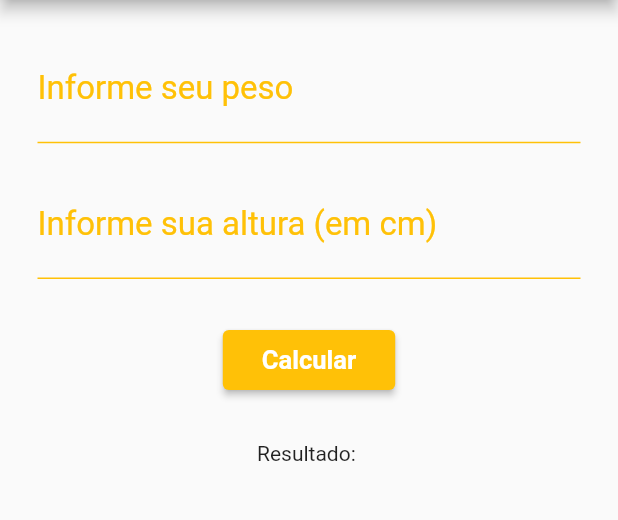
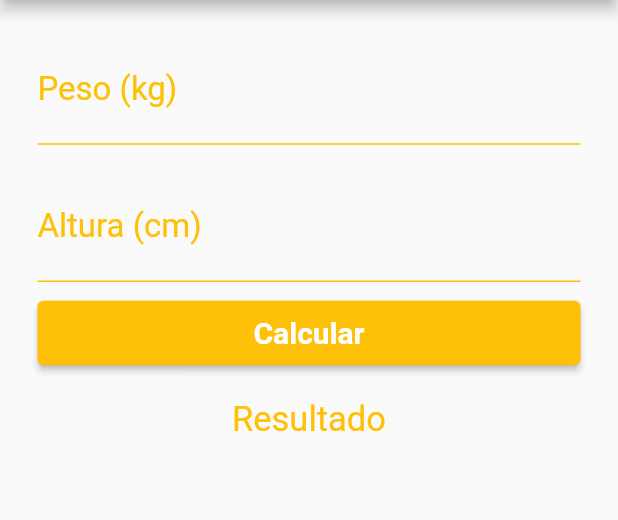
Before and after one commit to IIDixon/Calculadora-IMC, a Flutter app: the screen it shows after launch, after a tap on the "restart alt" icon, on a phone screen of 412 x 824 dp, the part 84-604 px from its top. Run offline on Flutter 3.47's test engine with Material 2 defaults, Android fonts, the phone set to English and light mode, and no system bars.

Commit message:
Reformulação do botão e separação do home_page.dart do main.dart

```diff
--- a/lib/main.dart
+++ b/lib/main.dart
@@ -1,3 +1,4 @@
+import 'package:calculadora_imc/pages/home_page.dart';
 import 'package:flutter/material.dart';
 
 void main() {
@@ -14,136 +15,3 @@ class MyApp extends StatelessWidget {
     );
   }
 }
-
-class HomePage extends StatefulWidget {
-  const HomePage({Key? key}) : super(key: key);
-
-  @override
-  State<HomePage> createState() => _HomePageState();
-}
-
-class _HomePageState extends State<HomePage> {
-  TextEditingController pesoController = TextEditingController();
-
-  TextEditingController alturaController = TextEditingController();
-
-  String? errorTextPeso;
-
-  String? errorTextAltura;
-
-  String? resultado;
-
-  @override
-  Widget build(BuildContext context) {
-    return Scaffold(
-      appBar: AppBar(
-        backgroundColor: Colors.amber,
-        title: const Text('Calculadora IMC'),
-        centerTitle: true,
-        actions: [
-          IconButton(onPressed: (){}, icon: const Icon(Icons.restart_alt),),
-        ],
-      ),
-      body: Padding(
-        padding: const EdgeInsets.all(25),
-        child: Column(
-          mainAxisSize: MainAxisSize.max,
-          children: [
-            TextField(
-              controller: pesoController,
-              keyboardType: TextInputType.number,
-              decoration: InputDecoration(
-               errorText: errorTextPeso,
-               enabledBorder: const UnderlineInputBorder(
-                  borderSide: BorderSide(
-                    color: Colors.amber,
-                  )
-                ),
-                focusedBorder: const UnderlineInputBorder(
-                  borderSide: BorderSide(
-                    color: Colors.amber,
-                  )
-                ),
-                labelText: 'Informe seu peso',
-                hintText: 'Ex. 70',
-                hintStyle: const TextStyle(
-                  color: Colors.amber,
-                ),
-                labelStyle: const TextStyle(
-                  fontSize: 22,
-                  color: Colors.amber,
-                ),
-                 suffixText: 'kg',
-                 suffixStyle: const TextStyle(
-                   fontSize: 22,
-                   color: Colors.amber,
-                  )
-              ),
-            ),
-            const SizedBox(height: 20,),
-            TextField(
-              controller: alturaController,
-              keyboardType: TextInputType.number,
-              decoration: InputDecoration(
-                  errorText: errorTextAltura,
-                  enabledBorder: const UnderlineInputBorder(
-                      borderSide: BorderSide(
-                        color: Colors.amber,
-                      )
-                  ),
-                  focusedBorder: const UnderlineInputBorder(
-                      borderSide: BorderSide(
-                        color: Colors.amber,
-                      )
-                  ),
-                  labelText: 'Informe sua altura (em cm)',
-                  labelStyle: const TextStyle(
-                    fontSize: 22,
-                    color: Colors.amber,
-                  ),
-                  hintText: 'Ex. 170',
-                  hintStyle: const TextStyle(
-                    color: Colors.amber,
-                  ),
-                  suffixText: 'cm',
-                  suffixStyle: const TextStyle(
-                    fontSize: 22,
-                    color: Colors.amber,
-                  )
-              ),
-            ),
-            Padding(
-              padding: const EdgeInsets.all(30),
-              child: Row(
-                mainAxisAlignment: MainAxisAlignment.center,
-                children: [
-                  ElevatedButton(
-                    style: ElevatedButton.styleFrom(
-                      primary: Colors.amber,
-                    ),
-                    onPressed: (){},
-                      child: const Padding(
-                        padding:  EdgeInsets.all(10),
-                        child:  Text('Calcular',
-                          style: TextStyle(
-                            fontSize: 17,
-                            fontWeight: FontWeight.bold,
-                          ),
-                        ),
-                      ),
-                  )
-                ],
-              ),
-            ),
-            Row(
-              mainAxisAlignment: MainAxisAlignment.center,
-              children: const [
-                Text('Resultado: '),
-              ],
-            )
-          ],
-        ),
-      ),
-    );
-  }
-}
--- /dev/null
+++ b/lib/pages/home_page.dart
@@ -0,0 +1,163 @@
+import 'package:flutter/material.dart';
+
+class HomePage extends StatefulWidget {
+  const HomePage({Key? key}) : super(key: key);
+
+  @override
+  State<HomePage> createState() => _HomePageState();
+}
+
+class _HomePageState extends State<HomePage> {
+
+  TextEditingController pesoController = TextEditingController();
+  TextEditingController alturaController = TextEditingController();
+
+  String? errorTextPeso;
+  String? errorTextAltura;
+  String? resultado;
+
+  void reset(){
+    setState(() {
+      pesoController.clear();
+      alturaController.clear();
+    });
+  }
+
+  @override
+  Widget build(BuildContext context) {
+    return Scaffold(
+      appBar: AppBar(
+        backgroundColor: Colors.amber,
+        title: const Text('Calculadora IMC'),
+        centerTitle: true,
+        actions: [
+          IconButton(
+            onPressed: (){ reset(); },
+            icon: const Icon(Icons.restart_alt),
+            tooltip: 'Redefinir Campos',
+          ),
+        ],
+      ),
+      body: Padding(
+        padding: const EdgeInsets.all(25),
+        child: Column(
+          mainAxisSize: MainAxisSize.max,
+          children: [
+            TextField(
+              controller: pesoController,
+              keyboardType: TextInputType.number,
+              textAlign: TextAlign.center,
+              style: const TextStyle(
+                color: Colors.amber,
+                fontSize: 23,
+              ),
+              decoration: InputDecoration(
+                  errorText: errorTextPeso,
+                  enabledBorder: const UnderlineInputBorder(
+                      borderSide: BorderSide(
+                        color: Colors.amber,
+                      )
+                  ),
+                  focusedBorder: const UnderlineInputBorder(
+                      borderSide: BorderSide(
+                        color: Colors.amber,
+                      )
+                  ),
+                  labelText: 'Peso (kg)',
+                  hintText: 'Ex. 70',
+                  hintStyle: const TextStyle(
+                    color: Colors.amber,
+                  ),
+                  labelStyle: const TextStyle(
+                    fontSize: 22,
+                    color: Colors.amber,
+                  ),
+                  suffixText: 'kg',
+                  suffixStyle: const TextStyle(
+                    fontSize: 22,
+                    color: Colors.amber,
+                  )
+              ),
+            ),
+            const SizedBox(height: 20,),
+            TextField(
+              controller: alturaController,
+              keyboardType: TextInputType.number,
+              textAlign: TextAlign.center,
+              style: const TextStyle(
+                fontSize: 23,
+                color: Colors.amber,
+              ),
+              decoration: InputDecoration(
+                  errorText: errorTextAltura,
+                  enabledBorder: const UnderlineInputBorder(
+                      borderSide: BorderSide(
+                        color: Colors.amber,
+                      )
+                  ),
+                  focusedBorder: const UnderlineInputBorder(
+                      borderSide: BorderSide(
+                        color: Colors.amber,
+                      )
+                  ),
+                  labelText: 'Altura (cm)',
+                  labelStyle: const TextStyle(
+                    fontSize: 22,
+                    color: Colors.amber,
+                  ),
+                  hintText: 'Ex. 170',
+                  hintStyle: const TextStyle(
+                    color: Colors.amber,
+                  ),
+                  suffixText: 'cm',
+                  suffixStyle: const TextStyle(
+                    fontSize: 22,
+                    color: Colors.amber,
+                  )
+              ),
+            ),
+            Padding(
+              padding: const EdgeInsets.symmetric(vertical: 10),
+              child: Row(
+                mainAxisAlignment: MainAxisAlignment.center,
+                children: [
+                  Expanded(
+                    child: ElevatedButton(
+                      style: ElevatedButton.styleFrom(
+                        primary: Colors.amber,
+                      ),
+                      onPressed: (){},
+                      child: const Padding(
+                        padding:  EdgeInsets.all(10),
+                        child:  Text('Calcular',
+                          style: TextStyle(
+                            fontSize: 20,
+                            fontWeight: FontWeight.bold,
+                          ),
+                        ),
+                      ),
+                    ),
+                  )
+                ],
+              ),
+            ),
+            Padding(
+              padding: const EdgeInsets.symmetric(vertical: 10),
+              child: Row(
+                mainAxisAlignment: MainAxisAlignment.center,
+                children: const [
+                  Text('Resultado',
+                    style: TextStyle(
+                      color: Colors.amber,
+                      fontSize: 23,
+                    ),
+                  ),
+                ],
+              ),
+            )
+          ],
+        ),
+      ),
+    );
+  }
+}
```
